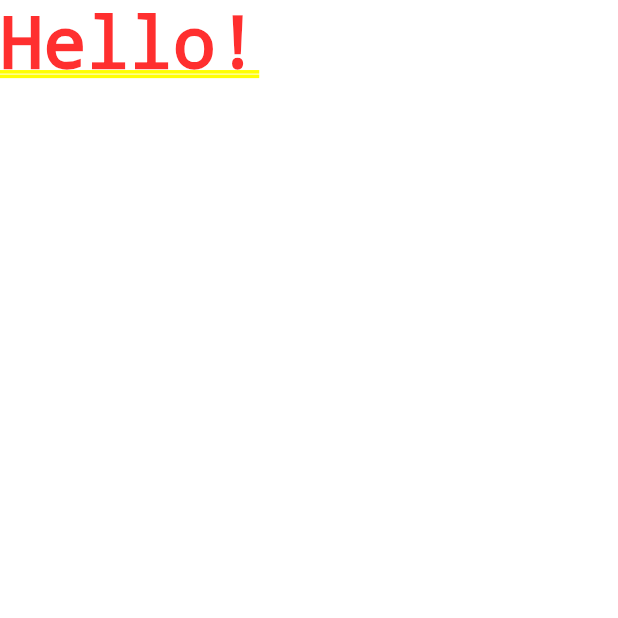
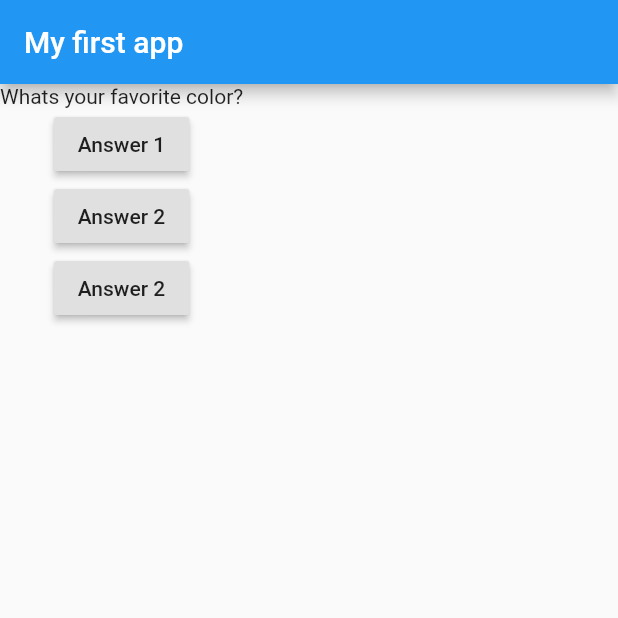
Before and after one commit to Alejandroem/flutter-tutorial, a Flutter app: the screen it shows after launch, on a phone screen of 412 x 824 dp, the top half of it. Run offline on Flutter 3.47's test engine with Material 2 defaults, Android fonts, the phone set to English and light mode, and no system bars.

Commit message:
Add state to the app Add Scaffold to the app Add events to buttons Add private properties to app

```diff
--- a/lib/main.dart
+++ b/lib/main.dart
@@ -1,11 +1,54 @@
 import 'package:flutter/material.dart';
 
-void main() {
-  runApp(MyApp());
+main() => runApp(MyApp());
+
+class MyApp extends StatefulWidget {
+  @override
+  State<StatefulWidget> createState() {
+    return _MyAppState();
+  }
 }
 
-class MyApp extends StatelessWidget {
+class _MyAppState extends State<MyApp> {
+  var _questionIndex = 0;
+
+  void _answerQuestion() {
+    setState(() {
+      _questionIndex = _questionIndex + 1;
+    });
+  }
+
+  @override
   Widget build(BuildContext context) {
-    return MaterialApp( home: Text('Hello!'),);
+    var questions = [
+      'Whats your favorite color?',
+      'Whats your favorite animal?',
+    ];
+    return MaterialApp(
+      home: Scaffold(
+        appBar: AppBar(
+          title: Text('My first app'),
+        ),
+        body: Column(
+          children: [
+            Text(
+              questions[_questionIndex],
+            ),
+            RaisedButton(
+              child: Text('Answer 1'),
+              onPressed: _answerQuestion,
+            ),
+            RaisedButton(
+              child: Text('Answer 2'),
+              onPressed: _answerQuestion,
+            ),
+            RaisedButton(
+              child: Text('Answer 2'),
+              onPressed: _answerQuestion,
+            ),
+          ],
+        ),
+      ),
+    );
   }
 }
```
